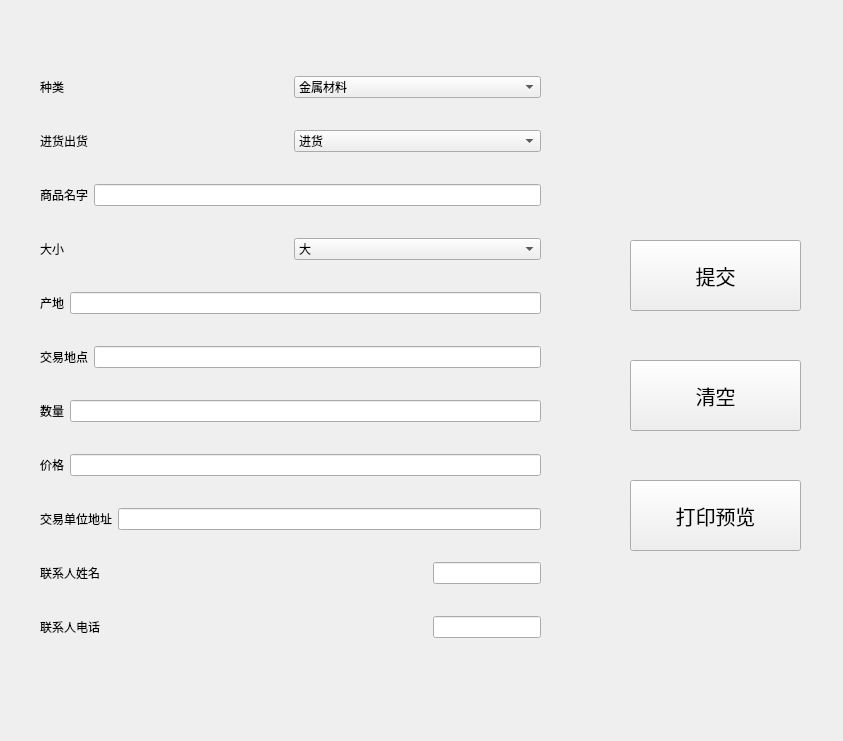
Old version of the form software-assignment/input.ui in the repository leander-deleted/goods-management-system.
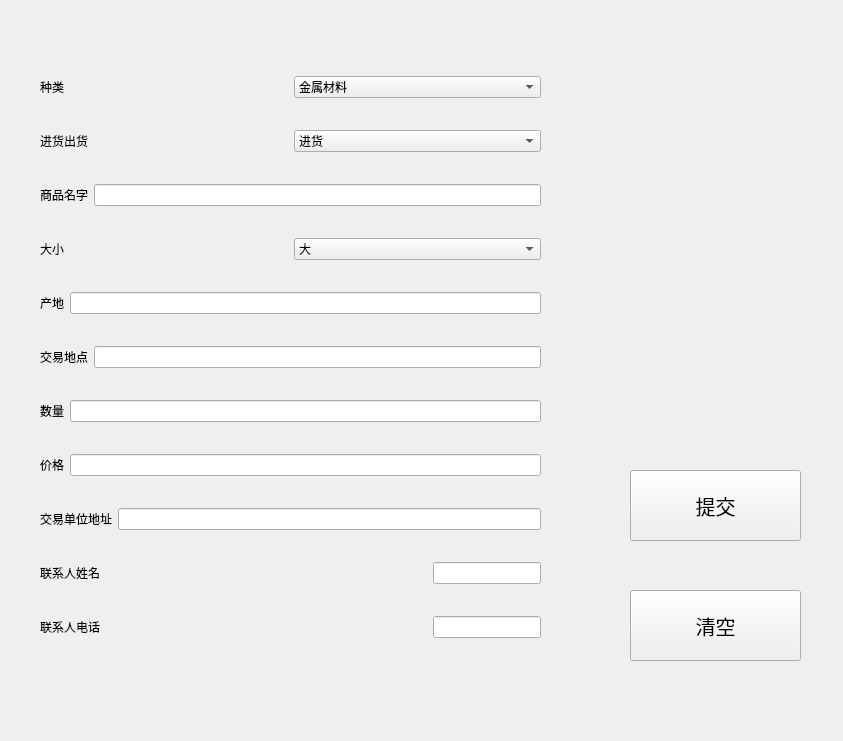
New version of the form.

The edit to the form file:
```diff
--- a/software-assignment/input.ui
+++ b/software-assignment/input.ui
@@ -17,7 +17,7 @@
    <property name="geometry">
     <rect>
      <x>630</x>
-     <y>240</y>
+     <y>470</y>
      <width>171</width>
      <height>71</height>
     </rect>
@@ -35,7 +35,7 @@
    <property name="geometry">
     <rect>
      <x>630</x>
-     <y>360</y>
+     <y>590</y>
      <width>171</width>
      <height>71</height>
     </rect>
@@ -49,24 +49,6 @@
     <string>清空</string>
    </property>
   </widget>
-  <widget class="QPushButton" name="pushButton_3">
-   <property name="geometry">
-    <rect>
-     <x>630</x>
-     <y>480</y>
-     <width>171</width>
-     <height>71</height>
-    </rect>
-   </property>
-   <property name="font">
-    <font>
-     <pointsize>15</pointsize>
-    </font>
-   </property>
-   <property name="text">
-    <string>打印预览</string>
-   </property>
-  </widget>
   <widget class="QWidget" name="layoutWidget">
    <property name="geometry">
     <rect>
```
Left out of the diff: 1 changed line with no effect on the pictures.
